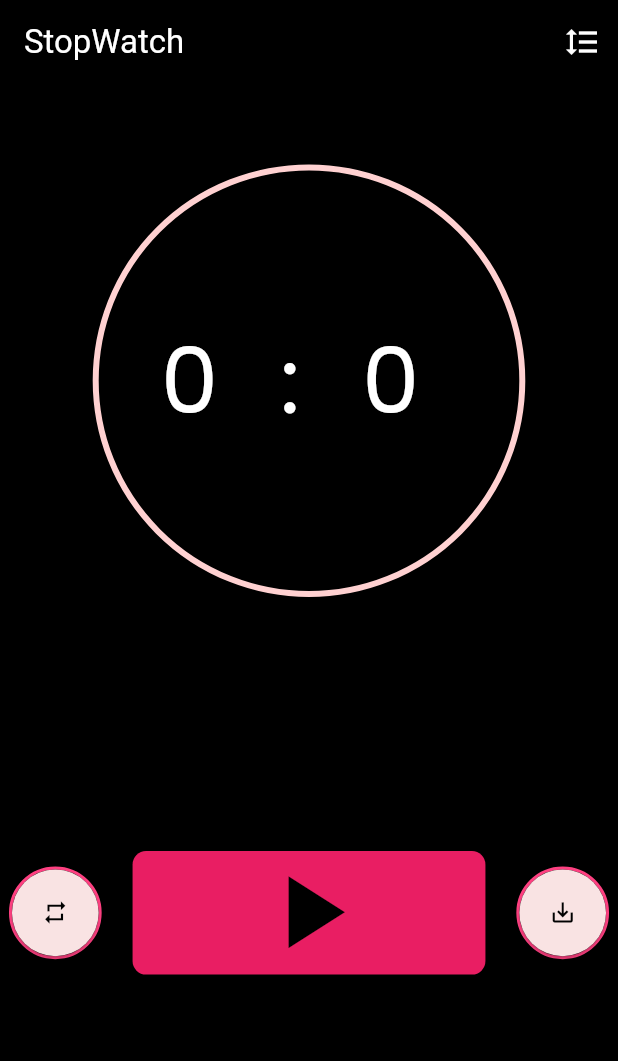
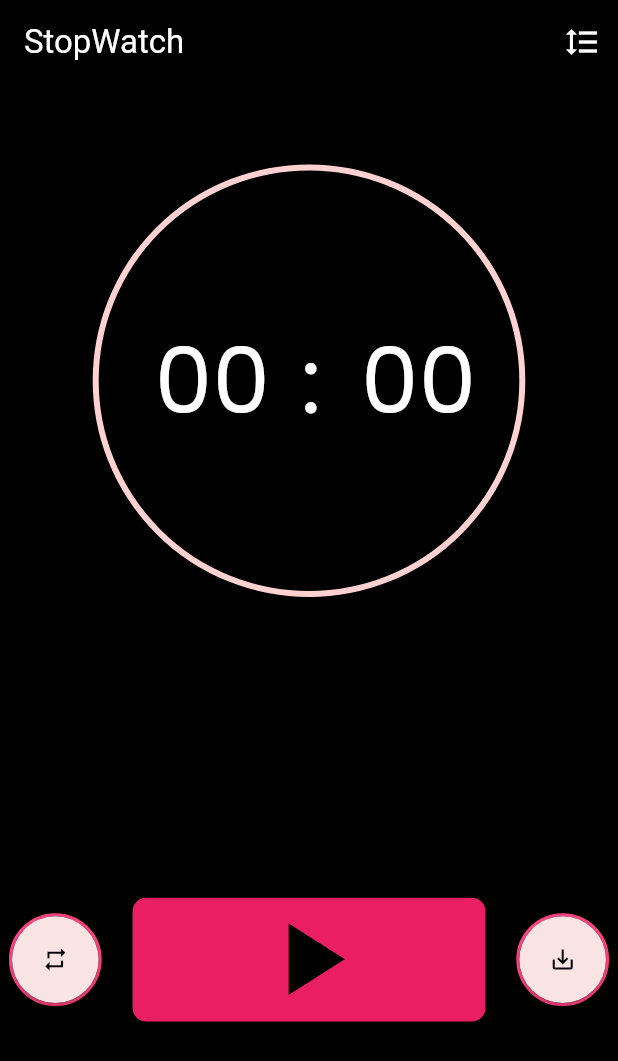
Before and after one commit to sarwataijaz/stopwatch, a Flutter app: the screen it shows after launch, after a tap on the "repeat" icon, on a phone screen of 412 x 824 dp. Shown: the top 1061 px of the screen. Run offline on Flutter 3.47's test engine with Material 3 defaults, Android fonts, the phone set to English and light mode, and no system bars; our stand-ins replace google_fonts, responsive_sizer.

Commit message:
seconds and milliseconds

```diff
--- a/lib/main.dart
+++ b/lib/main.dart
@@ -54,8 +54,10 @@ class MyHomePage extends StatefulWidget {
 }
 
 class _MyHomePageState extends State<MyHomePage> {
-  bool _isPaused = false;
-  bool one_nine = true;
+  bool _isPaused = true;
+  bool _isVisible1 = true;
+  bool _isVisible2 = true;
+  bool fontChange = true;
 
   Timer? timer_sec;
   Timer? timer_millisec;
@@ -64,6 +66,7 @@ class _MyHomePageState extends State<MyHomePage> {
   StreamController<int> _millisecondsController = StreamController<int>();
 
   int fontsize = 32;
+  double padding = 0.0;
 
   @override
   void initState() {
@@ -80,6 +83,11 @@ class _MyHomePageState extends State<MyHomePage> {
       timer_millisec = Timer.periodic(Duration(milliseconds: 1), (timer) {
         milliseconds++;
 
+        if(!(milliseconds>=0 && milliseconds<=9)) {
+          setState(() {
+            _isVisible2 = false;
+          });
+        }
           _millisecondsController.sink.add(milliseconds);
 
 
@@ -88,11 +96,25 @@ class _MyHomePageState extends State<MyHomePage> {
           milliseconds = 0; // Reset milliseconds
           seconds++;
 
+          if (!(seconds >= 0 && seconds <= 9)) {
+            setState(() {
+              _isVisible1 = false;
+              print("called1");
+              if (fontChange) {
+                fontsize -= 1;
+                fontChange = false;
+                padding += 28.0;
+                print("called2: fontsize=$fontsize, padding=$padding");
+              }
+            });
+          }
+
           _secondStreamController.sink.add(seconds); // Update seconds stream
         }
       });
     }
   }
+
 
   void _togglePause(int seconds, int milliseconds) {
     setState(() {
@@ -113,7 +135,7 @@ class _MyHomePageState extends State<MyHomePage> {
       timer_sec?.cancel(); // Cancel the second timer
 
       // Reset the streams
-      _millisecondsController.sink.add(00);
+      _millisecondsController.sink.add(0);
       _secondStreamController.sink.add(0);
     });
   }
@@ -173,22 +195,22 @@ class _MyHomePageState extends State<MyHomePage> {
                 child: Row(
                   mainAxisAlignment: MainAxisAlignment.center,
                   children: [
-                    // if (one_nine)
-                    //   Padding(
-                    //     padding: EdgeInsets.only(left:10.sp),
-                    //     child: Text(
-                    //       "0",
-                    //       style: GoogleFonts.poppins(
-                    //         textStyle: TextStyle(
-                    //           color: Colors.white,
-                    //           fontSize: 32.sp,
-                    //         ),
-                    //       ),
-                    //     ),
-                    //   ),
-                    SizedBox(
-                      width: 10.w,
+                      Visibility(
+                        visible: _isVisible1,
+                        child: Padding(
+                          padding: EdgeInsets.only(left:25.sp),
+                          child: Text(
+                            "0",
+                            style: GoogleFonts.poppins(
+                              textStyle: TextStyle(
+                                color: Colors.white,
+                                fontSize: fontsize.sp,
                               ),
+                            ),
+                          ),
+                        ),
+                      ),
+
                     StreamBuilder<int>(
                       stream: _secondStreamController.stream,
                       builder: (context, snapshot) {
@@ -204,18 +226,21 @@ class _MyHomePageState extends State<MyHomePage> {
                             style: GoogleFonts.poppins(
                               textStyle: TextStyle(
                                 color: Colors.white,
-                                fontSize: 32.sp,
+                                fontSize: fontsize.sp,
                               ),
                             ),
                           ); // Display a message when no data is available.
                         } else {
                           seconds = snapshot.data!;
-                          return Text(
+                          return Padding(
+                            padding: EdgeInsets.only(left:padding.sp),
+                            child: Text(
                               '${snapshot.data}',
                               style: GoogleFonts.poppins(
                                 textStyle: TextStyle(
                                   color: Colors.white,
-                                fontSize: 32.sp,
+                                  fontSize: fontsize.sp,
+                                ),
                               ),
                             ),
                           ); // Display the latest number when data is available.
@@ -223,19 +248,34 @@ class _MyHomePageState extends State<MyHomePage> {
                       },
                     ),
                     SizedBox(
-                      width: 10.w,
+                      width: 5.w,
                     ),
                     Text(
                         ':',
                         style: GoogleFonts.poppins(
                           textStyle: TextStyle(
                             color: Colors.white,
-                          fontSize: 32.sp,
+                            fontSize: fontsize.sp,
                           ),
                         ),
                     ),
                     SizedBox(
-                      width: 10.w,
+                      width: 5.w,
+                    ),
+                    Visibility(
+                      visible: _isVisible2,
+                      child: Padding(
+                        padding: EdgeInsets.only(left:10.sp),
+                        child: Text(
+                          "0",
+                          style: GoogleFonts.poppins(
+                            textStyle: TextStyle(
+                              color: Colors.white,
+                              fontSize: fontsize.sp,
+                            ),
+                          ),
+                        ),
+                      ),
                     ),
                     StreamBuilder<int>(
                       stream: _millisecondsController.stream,
@@ -247,13 +287,13 @@ class _MyHomePageState extends State<MyHomePage> {
                           return Text(
                               'Error: ${snapshot.error}'); // Display an error message if an error occurs.
                         } else if (!snapshot.hasData) {
-                          return Expanded(
+                          return  Expanded(
                             child: Text(
                                 '00',
                                 style: GoogleFonts.poppins(
                                   textStyle: TextStyle(
                                     color: Colors.white,
-                                  fontSize: 32.sp,
+                                    fontSize: fontsize.sp,
                                   ),
                                 ),
                             ),
@@ -266,7 +306,7 @@ class _MyHomePageState extends State<MyHomePage> {
                                 style: GoogleFonts.poppins(
                                   textStyle: TextStyle(
                                     color: Colors.white,
-                                  fontSize: 32.sp,
+                                    fontSize: fontsize.sp,
                                   ),
                                 ),
                             ),
@@ -279,8 +319,16 @@ class _MyHomePageState extends State<MyHomePage> {
               ),
             )),
           ),
+          // Visibility(
+          //     child: Container(
+          //       constraints: BoxConstraints(
+          //         maxWidth: 37.w,
+          //         maxHeight: 20.h,
+          //       ),
+          //     ),
+          // ),
           SizedBox(
-            height: 50.sp,
+            height: 55.sp,
           ),
           Padding(
             padding: EdgeInsets.symmetric(horizontal: 10.0.sp),
@@ -297,6 +345,13 @@ class _MyHomePageState extends State<MyHomePage> {
                   child: ElevatedButton(
                     onPressed: () {
                       _toggleReset();
+                      setState(() {
+                        _isVisible1 = true;
+                        _isVisible2 = true;
+                        fontChange = true;
+                        padding = 0.0;
+                        fontsize = 32;
+                      });
                       print("repeat");
                     },
                     style: ElevatedButton.styleFrom(
```
Lines whose indentation alone changed are shown as unchanged.
